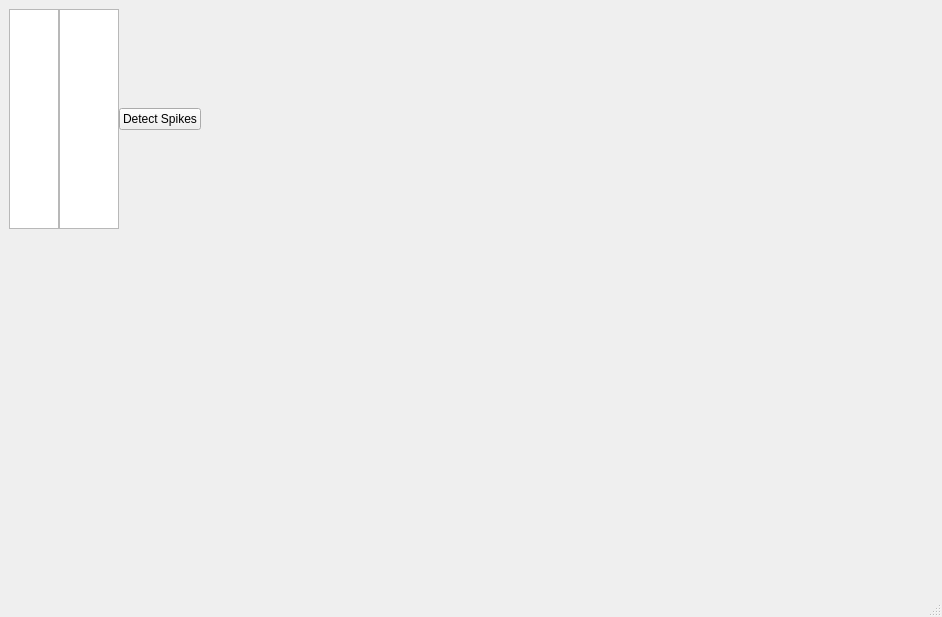
LeoJW/ampsorter, file mainwindow.ui: the form before one commit.
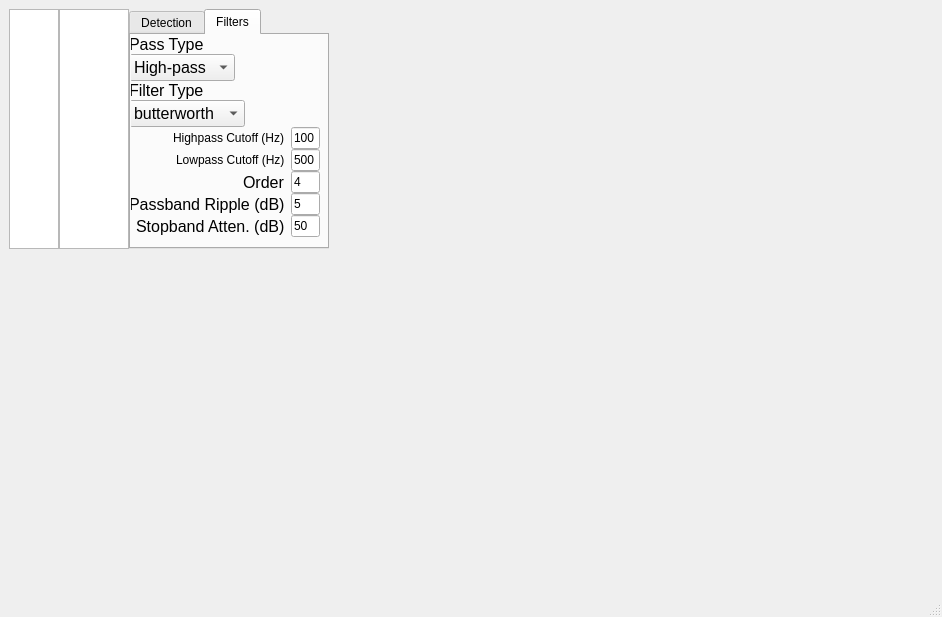
The form after the commit. Custom widgets are drawn as their Qt base class.

Commit message: updated traceData to a full data model

Diff of the .ui file:
```diff
--- a/mainwindow.ui
+++ b/mainwindow.ui
@@ -34,7 +34,7 @@
       </property>
       <property name="maximumSize">
        <size>
-        <width>60</width>
+        <width>70</width>
         <height>240</height>
        </size>
       </property>
@@ -63,7 +63,7 @@
       </attribute>
      </widget>
     </item>
-    <item row="0" column="4">
+    <item row="0" column="7">
      <spacer name="horizontalSpacer">
       <property name="orientation">
        <enum>Qt::Horizontal</enum>
@@ -104,19 +104,248 @@
       </property>
      </widget>
     </item>
-    <item row="1" column="1" colspan="4">
+    <item row="1" column="1" colspan="7">
      <widget class="PlotWidget" name="traceView" native="true"/>
     </item>
-    <item row="0" column="3">
-     <layout class="QGridLayout" name="gridLayout_3">
-      <item row="0" column="0">
+    <item row="0" column="3" colspan="2">
+     <widget class="QTabWidget" name="tabWidget">
+      <property name="sizePolicy">
+       <sizepolicy hsizetype="Preferred" vsizetype="Preferred">
+        <horstretch>0</horstretch>
+        <verstretch>0</verstretch>
+       </sizepolicy>
+      </property>
+      <property name="minimumSize">
+       <size>
+        <width>200</width>
+        <height>0</height>
+       </size>
+      </property>
+      <property name="tabShape">
+       <enum>QTabWidget::Rounded</enum>
+      </property>
+      <property name="currentIndex">
+       <number>1</number>
+      </property>
+      <property name="iconSize">
+       <size>
+        <width>16</width>
+        <height>16</height>
+       </size>
+      </property>
+      <widget class="QWidget" name="tab_3">
+       <attribute name="title">
+        <string>Detection</string>
+       </attribute>
        <widget class="QPushButton" name="detectSpikesButton">
+        <property name="geometry">
+         <rect>
+          <x>0</x>
+          <y>170</y>
+          <width>127</width>
+          <height>32</height>
+         </rect>
+        </property>
         <property name="text">
          <string>Detect Spikes</string>
         </property>
        </widget>
-      </item>
-     </layout>
+      </widget>
+      <widget class="QWidget" name="tab_filter">
+       <attribute name="title">
+        <string>Filters</string>
+       </attribute>
+       <widget class="QWidget" name="formLayoutWidget">
+        <property name="geometry">
+         <rect>
+          <x>-2</x>
+          <y>0</y>
+          <width>191</width>
+          <height>211</height>
+         </rect>
+        </property>
+        <layout class="QFormLayout" name="formLayout">
+         <property name="fieldGrowthPolicy">
+          <enum>QFormLayout::FieldsStayAtSizeHint</enum>
+         </property>
+         <property name="rowWrapPolicy">
+          <enum>QFormLayout::WrapLongRows</enum>
+         </property>
+         <property name="labelAlignment">
+          <set>Qt::AlignRight|Qt::AlignTrailing|Qt::AlignVCenter</set>
+         </property>
+         <property name="verticalSpacing">
+          <number>0</number>
+         </property>
+         <item row="0" column="0">
+          <widget class="QLabel" name="passTypeLabel">
+           <property name="font">
+            <font>
+             <pointsize>12</pointsize>
+            </font>
+           </property>
+           <property name="text">
+            <string>Pass Type</string>
+           </property>
+          </widget>
+         </item>
+         <item row="0" column="1">
+          <widget class="QComboBox" name="passTypeComboBox">
+           <property name="font">
+            <font>
+             <pointsize>12</pointsize>
+            </font>
+           </property>
+           <item>
+            <property name="text">
+             <string>High-pass</string>
+            </property>
+           </item>
+           <item>
+            <property name="text">
+             <string>Band-pass</string>
+            </property>
+           </item>
+           <item>
+            <property name="text">
+             <string>Low-pass</string>
+            </property>
+           </item>
+          </widget>
+         </item>
+         <item row="1" column="0">
+          <widget class="QLabel" name="filterTypeLabel">
+           <property name="font">
+            <font>
+             <pointsize>12</pointsize>
+            </font>
+           </property>
+           <property name="text">
+            <string>Filter Type</string>
+           </property>
+          </widget>
+         </item>
+         <item row="1" column="1">
+          <widget class="QComboBox" name="filterTypeComboBox">
+           <property name="font">
+            <font>
+             <pointsize>12</pointsize>
+            </font>
+           </property>
+           <property name="toolTip">
+            <string>&lt;html&gt;&lt;head/&gt;&lt;body&gt;&lt;p&gt;butterworth - maximally flat frequency response&lt;/p&gt;&lt;p&gt;chebyshev1 - Approx. of ideal response, with passband ripple&lt;/p&gt;&lt;p&gt;chebyshev2 - Approx. of ideal response, with stopband ripple&lt;/p&gt;&lt;p&gt;elliptic - Steepest cutoff, variable ripple in each band&lt;/p&gt;&lt;/body&gt;&lt;/html&gt;</string>
+           </property>
+           <item>
+            <property name="text">
+             <string>butterworth</string>
+            </property>
+           </item>
+           <item>
+            <property name="text">
+             <string>chebyshev1</string>
+            </property>
+           </item>
+           <item>
+            <property name="text">
+             <string>chebyshev2</string>
+            </property>
+           </item>
+           <item>
+            <property name="text">
+             <string>elliptic</string>
+            </property>
+           </item>
+          </widget>
+         </item>
+         <item row="2" column="0">
+          <widget class="QLabel" name="highpassCutoffHzLabel">
+           <property name="text">
+            <string>Highpass Cutoff (Hz)</string>
+           </property>
+          </widget>
+         </item>
+         <item row="2" column="1">
+          <widget class="QLineEdit" name="highpassCutoffHzLineEdit">
+           <property name="text">
+            <string>100</string>
+           </property>
+          </widget>
+         </item>
+         <item row="3" column="0">
+          <widget class="QLabel" name="lowpassCutoffHzLabel">
+           <property name="text">
+            <string>Lowpass Cutoff (Hz)</string>
+           </property>
+          </widget>
+         </item>
+         <item row="3" column="1">
+          <widget class="QLineEdit" name="lowpassCutoffHzLineEdit">
+           <property name="text">
+            <string>500</string>
+           </property>
+          </widget>
+         </item>
+         <item row="4" column="0">
+          <widget class="QLabel" name="orderLabel">
+           <property name="font">
+            <font>
+             <pointsize>12</pointsize>
+            </font>
+           </property>
+           <property name="text">
+            <string>Order</string>
+           </property>
+          </widget>
+         </item>
+         <item row="4" column="1">
+          <widget class="QLineEdit" name="orderLineEdit">
+           <property name="text">
+            <string>4</string>
+           </property>
+          </widget>
+         </item>
+         <item row="5" column="0">
+          <widget class="QLabel" name="passbandRippleDBLabel">
+           <property name="font">
+            <font>
+             <pointsize>12</pointsize>
+            </font>
+           </property>
+           <property name="text">
+            <string>Passband Ripple (dB)</string>
+           </property>
+          </widget>
+         </item>
+         <item row="5" column="1">
+          <widget class="QLineEdit" name="passbandRippleDBLineEdit">
+           <property name="text">
+            <string>5</string>
+           </property>
+          </widget>
+         </item>
+         <item row="6" column="0">
+          <widget class="QLabel" name="stopbandAttenDBLabel">
+           <property name="font">
+            <font>
+             <pointsize>12</pointsize>
+            </font>
+           </property>
+           <property name="text">
+            <string>Stopband Atten. (dB)</string>
+           </property>
+          </widget>
+         </item>
+         <item row="6" column="1">
+          <widget class="QLineEdit" name="stopbandAttenDBLineEdit">
+           <property name="text">
+            <string>50</string>
+           </property>
+          </widget>
+         </item>
+        </layout>
+       </widget>
+      </widget>
+     </widget>
     </item>
    </layout>
   </widget>
```
Left out of the diff: 2 changed lines with no effect on the pictures. The commit also changes 1 other file.
